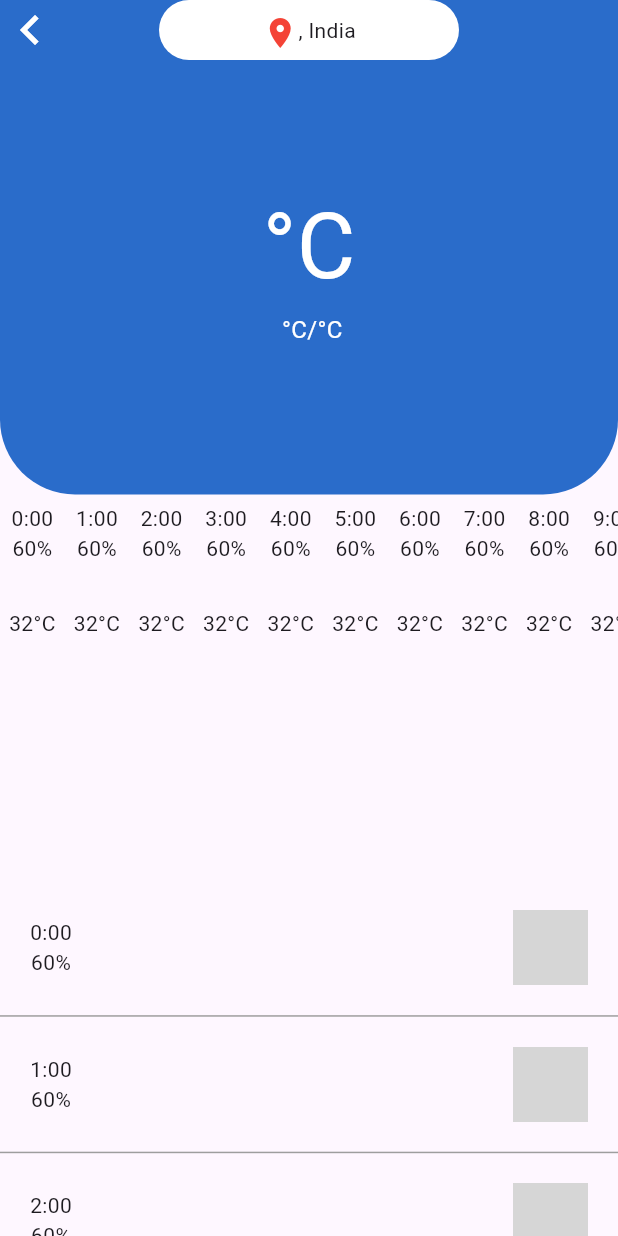
After one commit to Shivamkumarpmg/sileo_weather_app, a Flutter app: the screen it shows after launch, after a tap on "Next", on a phone screen of 412 x 824 dp. The commit adds this screen. Run offline on Flutter 3.47's test engine with Material 3 defaults, Android fonts, the phone set to English and light mode, and no system bars; our stand-ins replace geolocator, get; network calls fail; grey boxes are pictures that could not be loaded.

Commit message:
Create weather forecast list screen

```diff
--- a/lib/Modules/controllers/weather_update_controller.dart
+++ b/lib/Modules/controllers/weather_update_controller.dart
@@ -16,19 +16,19 @@ class WeatherUpdateController extends GetxController {
 
   var data = WeatherApiResponseModel().obs;
 
+
+  onInit() {
+    super.onInit();
+    getCurrentLocation();
+    getCurrentWeather();
+  }
+
+
   getCurrentWeather() async{
    var key = "key=7ededc1e89e54ccfb9484611240507";
    var q = "q=${lat.value},${long.value}";
-   print("My Current Lat long: $lat, $long");
     var response = await apiService.getApi('${ApiConstants.forecast}?$key&$q');
-    print("Response --> ${jsonDecode(response)}");
     data.value = WeatherApiResponseModel.fromJson(jsonDecode(response) );
-    print("Check Data Value: ${data.value.current.toString()}");
-
-  }
-
-  onInit() {
-    getCurrentLocation();
   }
 
   Future<bool> handleLocationPermission( ) async {
--- /dev/null
+++ b/lib/Modules/presentation/weather_forcast_list_screen.dart
@@ -0,0 +1,121 @@
+import 'package:flutter/material.dart';
+import 'package:flutter/services.dart';
+import 'package:get/get.dart';
+import 'package:weatherapp/Modules/controllers/weather_update_controller.dart';
+
+import '../../utils/custom_widget.dart';
+import '../../utils/ver_list_tile.dart';
+
+class WeatherForcastListScreen extends StatefulWidget {
+  const WeatherForcastListScreen({super.key});
+
+  @override
+  State<WeatherForcastListScreen> createState() =>
+      _WeatherForcastListScreenState();
+}
+
+class _WeatherForcastListScreenState extends State<WeatherForcastListScreen> {
+  WeatherUpdateController controller = Get.put(WeatherUpdateController());
+
+  List n = List.generate(20, (index) => index.toString());
+
+  @override
+  Widget build(BuildContext context) {
+    double h = MediaQuery.of(context).size.height;
+    SystemChrome.setSystemUIOverlayStyle(SystemUiOverlayStyle(statusBarColor: Color.fromRGBO(42, 108, 202, 1),));
+    return Obx(() {
+      return Scaffold(
+          body: Container(
+            height: double.infinity,
+            child: SafeArea(
+              child: Column(
+                mainAxisAlignment: MainAxisAlignment.start,
+                crossAxisAlignment: CrossAxisAlignment.center,
+                children: [
+                  Container(
+                    height: h * 0.4,
+                    // margin: EdgeInsets.only(top:10),
+                    decoration: const BoxDecoration(
+                        color: Color.fromRGBO(42, 108, 202, 1),
+                        borderRadius: BorderRadius.only(
+                            bottomLeft: Radius.circular(50),
+                            bottomRight: Radius.circular(50))),
+                    child: Column(
+                      children: [
+                        Stack(
+                          children: [
+                            Row(
+                              mainAxisAlignment: MainAxisAlignment.start,
+                              crossAxisAlignment: CrossAxisAlignment.center,
+                              children: [
+                                const Icon(Icons.chevron_left, color: Colors.white,size: 40,),
+
+                              ],
+                            ),
+                            Row(
+                              mainAxisAlignment: MainAxisAlignment.center,
+                              children: [
+                                Container(
+                                  height: 40,
+                                  width: 200,
+                                  padding: const EdgeInsets.all(10),
+                                  decoration: BoxDecoration(
+                                      color: Colors.white,
+                                      borderRadius: BorderRadius.circular(40)),
+                                  child: Row(
+                                    mainAxisAlignment: MainAxisAlignment.center,
+                                    children: [
+                                      const Icon(
+                                        Icons.location_on_sharp,
+                                        color: Colors.red,
+                                      ),
+                                      Text(
+                                          '${controller.data.value.location?.name ?? ''}, India')
+                                    ],
+                                  ),
+                                ),
+                              ],
+                            ),
+                          ],
+                        ),
+                         SizedBox(height: h * 0.1),
+                        Text('${controller.data.value.current?.tempC.toInt() ?? ''}°C', style: TextStyle(fontSize: 60, color: Colors.white),),
+                        Text('${controller.data.value.forecast?.forecastday![0].day?.condition?.text ?? ''} ${controller.data.value.forecast?.forecastday![0].day?.maxtempC.toInt() ?? ''}°C/${controller.data.value.forecast?.forecastday![0].day?.mintempC.toInt() ?? ''}°C', style: TextStyle(fontSize: 16, color: Colors.white),)
+                      ],
+                    ),
+
+                  ),
+                  Expanded(
+                    child: ListView.builder(
+                      itemCount: 20, //controller.data.value.forecast?.forecastday!.length,
+                        scrollDirection: Axis.horizontal,
+                        itemBuilder: (cont, index){
+                      return CustomTile(
+                        date: '${n[index]}:00',// ,
+                        percent: '60',
+                        temp: '32',
+                      );
+                    }),
+                  ),
+                  const SizedBox(height: 20),
+                  Expanded(
+                    child: ListView.builder(
+
+                      shrinkWrap: true,
+                        itemCount: 20, //controller.data.value.forecast?.forecastday!.length,
+                        scrollDirection: Axis.vertical,
+                        itemBuilder: (cont, index){
+                          return VerticalListTile(
+                            date: '${n[index]}:00',// ,
+                            percent: '60',
+                            temp: '32',
+                          );
+                        }),
+                  ),
+                ],
+              ),
+            ),
+          ));
+    });
+  }
+}
--- a/lib/Modules/presentation/weather_update_screen.dart
+++ b/lib/Modules/presentation/weather_update_screen.dart
@@ -2,6 +2,7 @@ import 'package:flutter/cupertino.dart';
 import 'package:flutter/material.dart';
 import 'package:get/get.dart';
 import 'package:weatherapp/Modules/controllers/weather_update_controller.dart';
+import 'package:weatherapp/Modules/presentation/weather_forcast_list_screen.dart';
 
 class CurrentLocation extends StatefulWidget {
   const CurrentLocation({super.key});
@@ -31,6 +32,11 @@ class _CurrentLocationState extends State<CurrentLocation> {
                 const SizedBox(height: 6),
                 Text(
                     'Weather Condition : ${controller.data.value.forecast?.forecastday![0].day?.condition?.text ?? ''}'),
+                const SizedBox(height: 6),
+              ElevatedButton(onPressed: (){
+                Get.to(()=> WeatherForcastListScreen());
+              }, child: Text('Next')),
+
               ]),
         );
       }),
--- a/lib/main.dart
+++ b/lib/main.dart
@@ -1,4 +1,6 @@
 import 'package:flutter/material.dart';
+import 'package:flutter/services.dart';
+import 'package:get/get.dart';
 import 'package:weatherapp/Modules/presentation/weather_update_screen.dart';
 
 void main() {
@@ -11,7 +13,8 @@ class MyApp extends StatelessWidget {
   // This widget is the root of your application.
   @override
   Widget build(BuildContext context) {
-    return MaterialApp(
+
+    return GetMaterialApp(
       title: 'Flutter Demo',
       theme: ThemeData(
         // This is the theme of your application.
--- /dev/null
+++ b/lib/utils/custom_widget.dart
@@ -0,0 +1,33 @@
+import 'package:flutter/material.dart';
+
+class CustomTile extends StatefulWidget {
+  String date;
+  String percent;
+  String temp;
+
+  CustomTile(
+      {super.key,
+      required this.date,
+      required this.percent,
+      required this.temp});
+
+  @override
+  State<CustomTile> createState() => _CustomTileState();
+}
+
+class _CustomTileState extends State<CustomTile> {
+  @override
+  Widget build(BuildContext context) {
+    return Container(
+      padding:  EdgeInsets.all(6),
+      child:  Column(
+        children: [
+          Text(widget.date),
+          Text('${widget.percent}%'),
+          SizedBox(height: 30),
+          Text('${widget.temp}°C'),
+        ],
+      ),
+    );
+  }
+}
--- /dev/null
+++ b/lib/utils/ver_list_tile.dart
@@ -0,0 +1,43 @@
+import 'package:flutter/material.dart';
+
+class VerticalListTile extends StatefulWidget {
+  String date;
+  String percent;
+  String temp;
+
+  VerticalListTile(
+      {super.key,
+        required this.date,
+        required this.percent,
+        required this.temp});
+
+  @override
+  State<VerticalListTile> createState() => _VerticalListTileState();
+}
+
+class _VerticalListTileState extends State<VerticalListTile> {
+  @override
+  Widget build(BuildContext context) {
+    return Container(
+      padding:  EdgeInsets.all(20),
+      decoration: BoxDecoration(
+        border: Border(bottom: BorderSide(width: 1,color: Colors.grey))
+      ),
+      child:  Row(
+        mainAxisAlignment: MainAxisAlignment.spaceBetween,
+        children: [
+         Column(
+           children: [
+             Text(widget.date),
+             Text('${widget.percent}%'),
+           ],
+         ),
+          SizedBox(
+              height: 50,
+              width: 50,
+              child: Image.network('https://picsum.photos/200/300',fit: BoxFit.cover,))
+        ],
+      ),
+    );
+  }
+}
```
